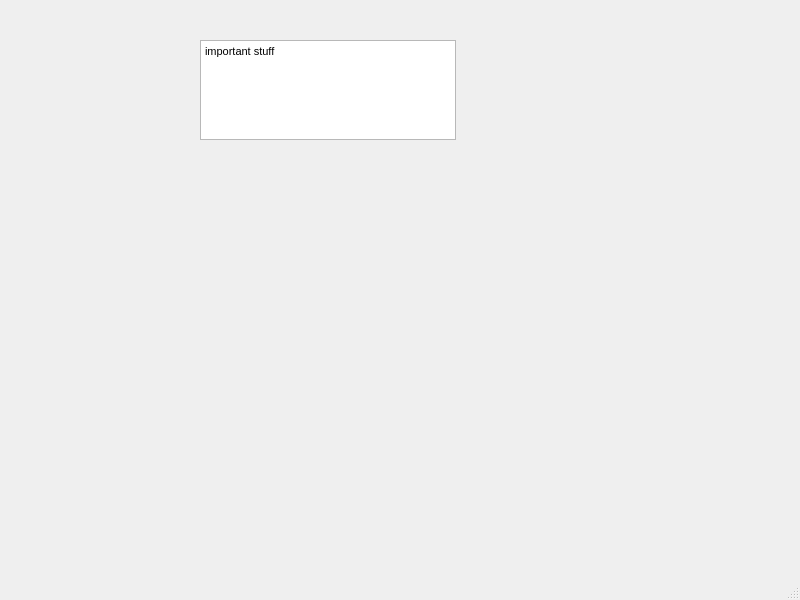
Qt form sales_report/sales_report.ui (WinterCS003/CS008_Project1) before a commit.
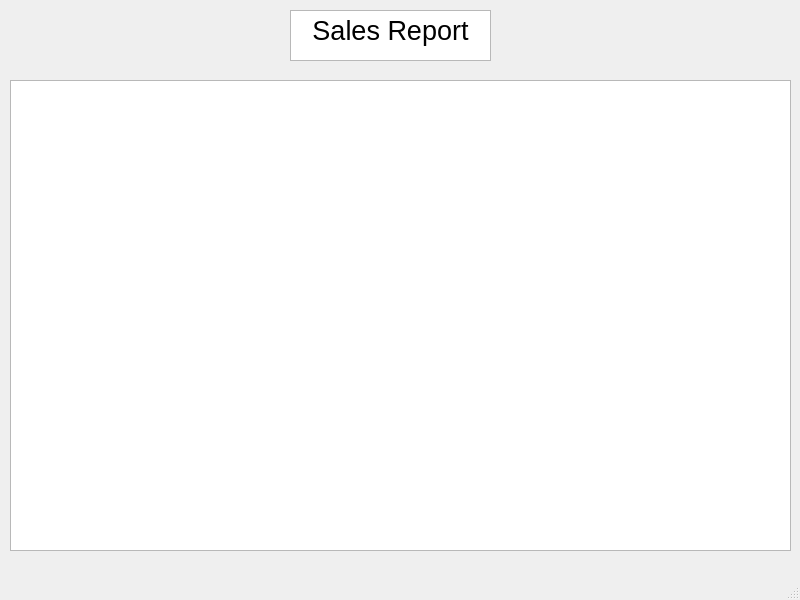
The same form after that commit.

The edit to the form file:
```diff
--- a/sales_report/sales_report.ui
+++ b/sales_report/sales_report.ui
@@ -17,10 +17,10 @@
    <widget class="QTextBrowser" name="textBrowser">
     <property name="geometry">
      <rect>
-      <x>200</x>
-      <y>40</y>
-      <width>256</width>
-      <height>100</height>
+      <x>290</x>
+      <y>10</y>
+      <width>201</width>
+      <height>51</height>
      </rect>
     </property>
     <property name="html">
@@ -28,8 +28,17 @@
 &lt;html&gt;&lt;head&gt;&lt;meta name=&quot;qrichtext&quot; content=&quot;1&quot; /&gt;&lt;style type=&quot;text/css&quot;&gt;
 p, li { white-space: pre-wrap; }
 &lt;/style&gt;&lt;/head&gt;&lt;body style=&quot; font-family:'MS Shell Dlg 2'; font-size:8.25pt; font-weight:400; font-style:normal;&quot;&gt;
-&lt;p style=&quot; margin-top:0px; margin-bottom:0px; margin-left:0px; margin-right:0px; -qt-block-indent:0; text-indent:0px;&quot;&gt;important stuff&lt;/p&gt;
-&lt;p style=&quot;-qt-paragraph-type:empty; margin-top:0px; margin-bottom:0px; margin-left:0px; margin-right:0px; -qt-block-indent:0; text-indent:0px;&quot;&gt;&lt;br /&gt;&lt;/p&gt;&lt;/body&gt;&lt;/html&gt;</string>
+&lt;p align=&quot;center&quot; style=&quot; margin-top:0px; margin-bottom:0px; margin-left:0px; margin-right:0px; -qt-block-indent:0; text-indent:0px;&quot;&gt;&lt;span style=&quot; font-size:20pt;&quot;&gt;Sales Report&lt;/span&gt;&lt;/p&gt;&lt;/body&gt;&lt;/html&gt;</string>
+    </property>
+   </widget>
+   <widget class="QTextBrowser" name="output">
+    <property name="geometry">
+     <rect>
+      <x>10</x>
+      <y>80</y>
+      <width>781</width>
+      <height>471</height>
+     </rect>
     </property>
    </widget>
   </widget>
```
Left out of the diff: 2 changed lines with no effect on the pictures.
